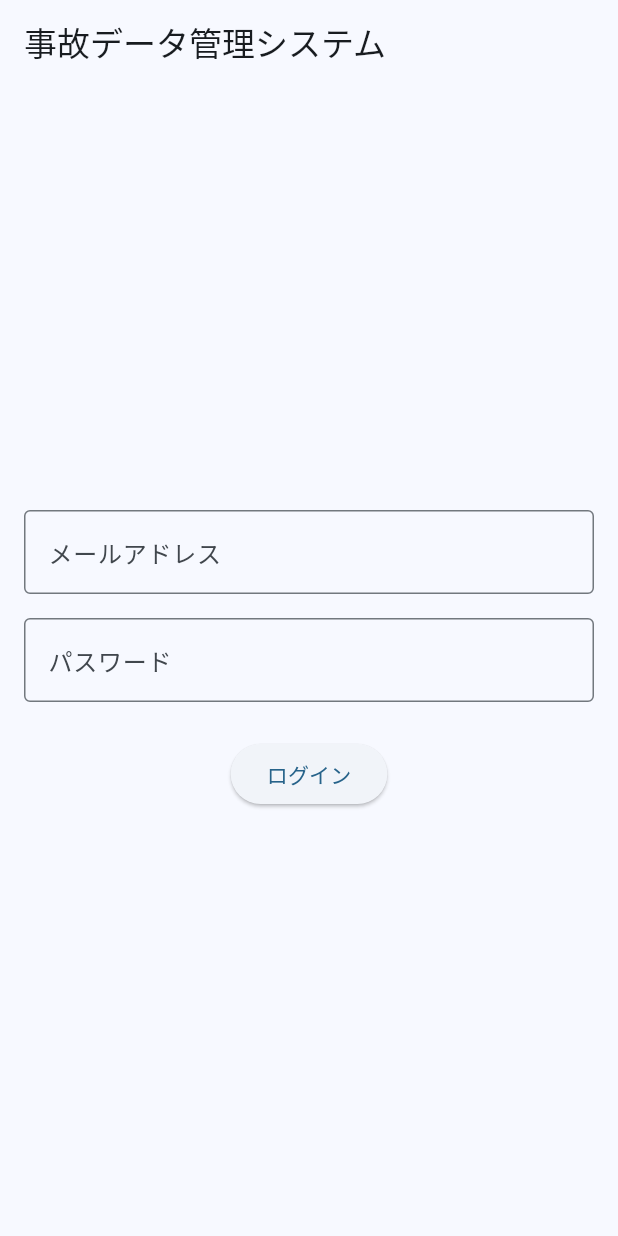
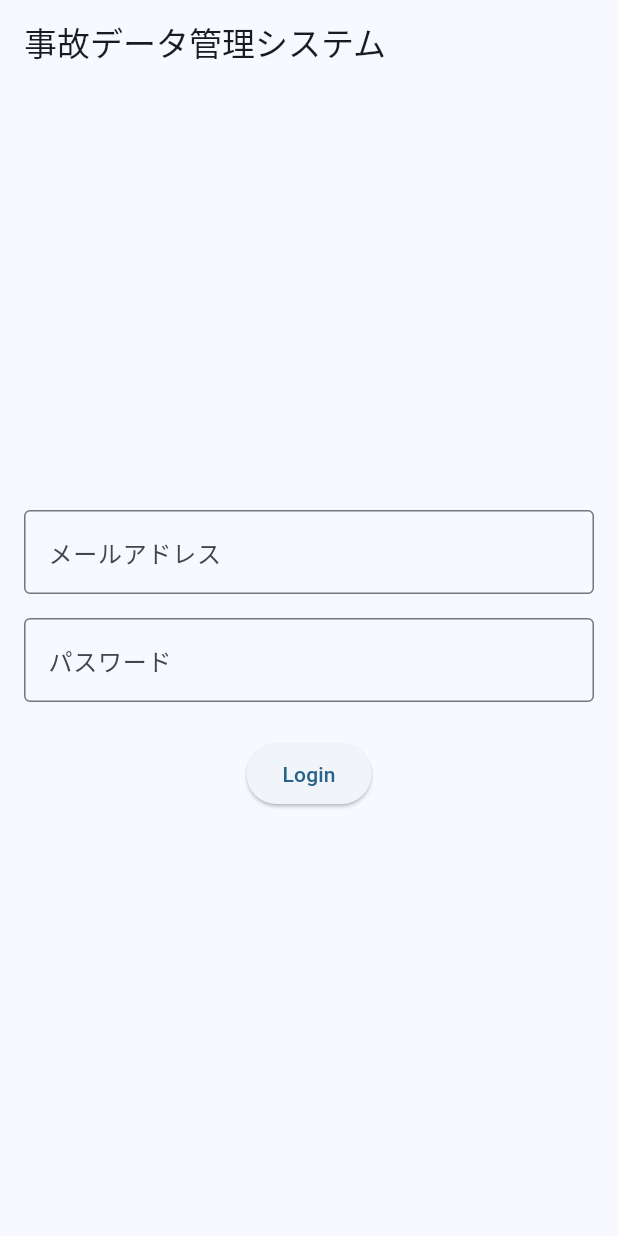
Before and after one commit to BenjaminBoho/ADS, a Flutter app: the screen it shows after launch, on a phone screen of 412 x 824 dp. Run offline on Flutter 3.47's test engine with Material 3 defaults, Android fonts, the phone set to English and light mode, and no system bars; our stand-ins replace flutter_dotenv, supabase_flutter, weather_icons; missing offline and left inert: bottom_picker; accounts and stored records are empty; generated files the repository leaves out were written again.

Commit message:
言語化対応（一覧画面未完成）

```diff
--- /dev/null
+++ b/lib/l10n/app_en.arb
@@ -0,0 +1,5 @@
+{
+    "@@locale": "en",
+    "login": "Login",
+    "logout": "Logout"
+}
--- /dev/null
+++ b/lib/l10n/app_ja.arb
@@ -0,0 +1,5 @@
+{
+    "@@locale": "ja",
+    "login": "ログイン",
+    "logout": "ログアウト"
+}
--- a/lib/main.dart
+++ b/lib/main.dart
@@ -1,8 +1,12 @@
+import 'package:flutter/foundation.dart';
 import 'package:flutter/material.dart';
 import 'package:supabase_flutter/supabase_flutter.dart';
 import 'package:flutter_dotenv/flutter_dotenv.dart';
 import 'package:accident_data_storage/pages/login_page.dart';
 import 'package:accident_data_storage/pages/home_page.dart';
+import 'package:flutter_localizations/flutter_localizations.dart';
+import 'package:flutter_gen/gen_l10n/app_localizations.dart';
+import 'dart:ui';
 
 Future<void> main() async {
   WidgetsFlutterBinding.ensureInitialized();
@@ -11,6 +15,9 @@ Future<void> main() async {
     url: dotenv.env['SUPABASE_URL']!,
     anonKey: dotenv.env['SUPABASE_ANON_KEY']!,
   );
+  if (kDebugMode) {
+    print('Current Locale: ${PlatformDispatcher.instance.locale}}'); // This will print something like 'en_US' or 'ja_JP'
+  }
   runApp(const MyApp());
 }
 
@@ -32,6 +39,16 @@ class MyApp extends StatelessWidget {
         '/': (context) => const LoginPage(),
         '/home': (context) => const HomePage(),
       },
+      localizationsDelegates: const [
+        AppLocalizations.delegate,
+        GlobalMaterialLocalizations.delegate,
+        GlobalWidgetsLocalizations.delegate,
+        GlobalCupertinoLocalizations.delegate,
+      ],
+      supportedLocales: const [
+        Locale('en'), // English
+        Locale('ja'), // Japanese
+      ],
     );
   }
 }
--- a/lib/models/accident_display.dart
+++ b/lib/models/accident_display.dart
@@ -9,6 +9,7 @@ class AccidentDisplayModel {
   final String disasterCategory;
   final String accidentCategory;
   final String? weather;
+  final String? weatherCondition;
   final int accidentYear;
   final int accidentMonth;
   final int accidentTime;
@@ -37,6 +38,7 @@ class AccidentDisplayModel {
     this.accidentCountermeasure,
     this.postalCode,
     this.addressDetail,
+    this.weatherCondition
   });
 
   factory AccidentDisplayModel.fromMap(Map<String, dynamic> map) {
@@ -99,6 +101,7 @@ class AccidentDisplayModel {
       accidentCountermeasure: dataModel.accidentCountermeasure,
       postalCode: dataModel.postalCode,
       addressDetail: dataModel.addressDetail,
+      weatherCondition: dataModel.weather,
     );
   }
 }
--- a/lib/pages/login_page.dart
+++ b/lib/pages/login_page.dart
@@ -1,5 +1,6 @@
 import 'package:flutter/material.dart';
 import 'package:accident_data_storage/services/supabase_service.dart';
+import 'package:flutter_gen/gen_l10n/app_localizations.dart';
 
 class LoginPage extends StatefulWidget {
   const LoginPage({super.key});
@@ -69,7 +70,7 @@ class LoginPageState extends State<LoginPage> {
             const SizedBox(height: 24),
             ElevatedButton(
               onPressed: _login,
-              child: const Text('ログイン'),
+              child: Text(AppLocalizations.of(context)!.login),
             ),
           ],
         ),
--- a/lib/utils/language_utils.dart
+++ b/lib/utils/language_utils.dart
@@ -1,6 +1,7 @@
-import 'package:intl/intl.dart';
+import 'package:flutter/foundation.dart';
 
 String getDeviceLanguage() {
-  String locale = Intl.systemLocale;
+  String locale = PlatformDispatcher.instance.locale.toString();
+
   return locale.split('_').first;
 }
--- a/lib/widgets/accident_card.dart
+++ b/lib/widgets/accident_card.dart
@@ -9,7 +9,7 @@ class AccidentCard extends StatelessWidget {
 
   @override
   Widget build(BuildContext context) {
-    IconData? weatherIcon = getWeatherIcon(accident.weather);
+    IconData? weatherIcon = getWeatherIcon(accident.weatherCondition);
 
     return Card(
       elevation: 4.0,
--- a/lib/widgets/dropdown_widget.dart
+++ b/lib/widgets/dropdown_widget.dart
@@ -19,11 +19,6 @@ class CustomDropdown extends StatelessWidget {
     // Create a temporary list that includes the current value if it's missing
     List<Item> dropdownItems = List.from(items);
 
-    // Check if the selected value is in the list; if not, add it temporarily
-    if (value != null && !items.any((item) => item.itemValue == value)) {
-      dropdownItems.add(Item(itemGenre: label, itemValue: value!, itemName: value!));
-    }
-
     return DropdownButtonFormField<String>(
       decoration: InputDecoration(labelText: label),
       value: value,
--- a/lib/widgets/filter_bottom_sheet.dart
+++ b/lib/widgets/filter_bottom_sheet.dart
@@ -45,11 +45,10 @@ class FilterBottomSheetState extends State<FilterBottomSheet> {
   }
 
   Future<void> fetchItems() async {
-    final language = getDeviceLanguage();
     constructionFieldItems =
-        await _supabaseService.fetchItems('ConstructionField', language);
+        await _supabaseService.fetchItems('ConstructionField');
     constructionTypeItems =
-        await _supabaseService.fetchItems('ConstructionType', language);
+        await _supabaseService.fetchItems('ConstructionType');
     setState(() {});
   }
 
--- a/pubspec.yaml
+++ b/pubspec.yaml
@@ -40,7 +40,10 @@ dependencies:
   weather_icons: ^3.0.0
   bottom_picker: ^2.8.0
   http: ^1.2.2
-  intl: ^0.18.0
+  flutter_localizations:
+    sdk: flutter
+  intl: any
+  shared_preferences: any
 
 dev_dependencies:
   flutter_test:
@@ -58,6 +61,7 @@ dev_dependencies:
 
 # The following section is specific to Flutter packages.
 flutter:
+  generate: true
   assets:
     - .env
   # The following line ensures that the Material Icons font is
```
Also changed, not shown: lib/pages/accident_page.dart (+9 -11 lines), lib/pages/home_page.dart (+8 -40 lines), lib/services/supabase_service.dart (+4 -78 lines), 4 other files.
